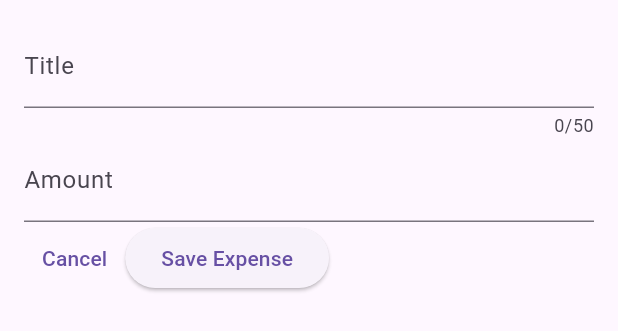
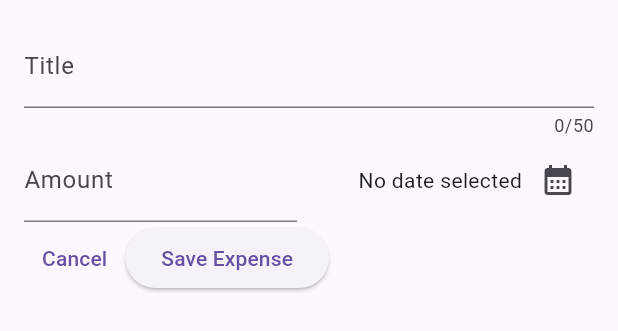
Before and after one commit to tyange/flutter_complete_expense_tracker, a Flutter app: the NewExpense widget shown alone on an empty page, opened directly, on a phone screen of 412 x 824 dp. Shown: the top 331 px of the screen. Run offline on Flutter 3.47's test engine with Material 2 defaults, Android fonts, the phone set to English and light mode, and no system bars.

Commit message:
added date picker

```diff
--- a/lib/widgets/new_expense.dart
+++ b/lib/widgets/new_expense.dart
@@ -1,4 +1,7 @@
 import 'package:flutter/material.dart';
+import 'package:intl/intl.dart';
+
+final formatter = DateFormat.yMd();
 
 class NewExpense extends StatefulWidget {
   const NewExpense({super.key});
@@ -12,6 +15,22 @@
 class _NewExpenseState extends State<NewExpense> {
   final _titleController = TextEditingController();
   final _amountController = TextEditingController();
+  DateTime? _selectedDate;
+
+  void _presentDatePicker() async {
+    final now = DateTime.now();
+    final firstDate = DateTime(now.year - 1, now.month, now.day);
+    final pickedDate = await showDatePicker(
+      context: context,
+      initialDate: now,
+      firstDate: firstDate,
+      lastDate: now,
+    );
+
+    setState(() {
+      _selectedDate = pickedDate;
+    });
+  }
 
   @override
   void dispose() {
@@ -33,13 +52,39 @@
                 label: Text('Title'),
               ),
             ),
-            TextField(
+            Row(
+              children: [
+                Expanded(
+                  child: TextField(
                     controller: _amountController,
                     keyboardType: TextInputType.number,
                     decoration: const InputDecoration(
                       prefixText: '\$ ',
                       label: Text('Amount'),
                     ),
+                  ),
+                ),
+                const SizedBox(width: 16),
+                Expanded(
+                  child: Row(
+                    mainAxisAlignment: MainAxisAlignment.end,
+                    crossAxisAlignment: CrossAxisAlignment.center,
+                    children: [
+                      Text(
+                        _selectedDate == null
+                            ? 'No date selected'
+                            : formatter.format(_selectedDate!),
+                      ),
+                      IconButton(
+                        onPressed: _presentDatePicker,
+                        icon: const Icon(
+                          Icons.calendar_month,
+                        ),
+                      ),
+                    ],
+                  ),
+                )
+              ],
             ),
             Row(
               children: [
```
Lines whose indentation alone changed are shown as unchanged.
